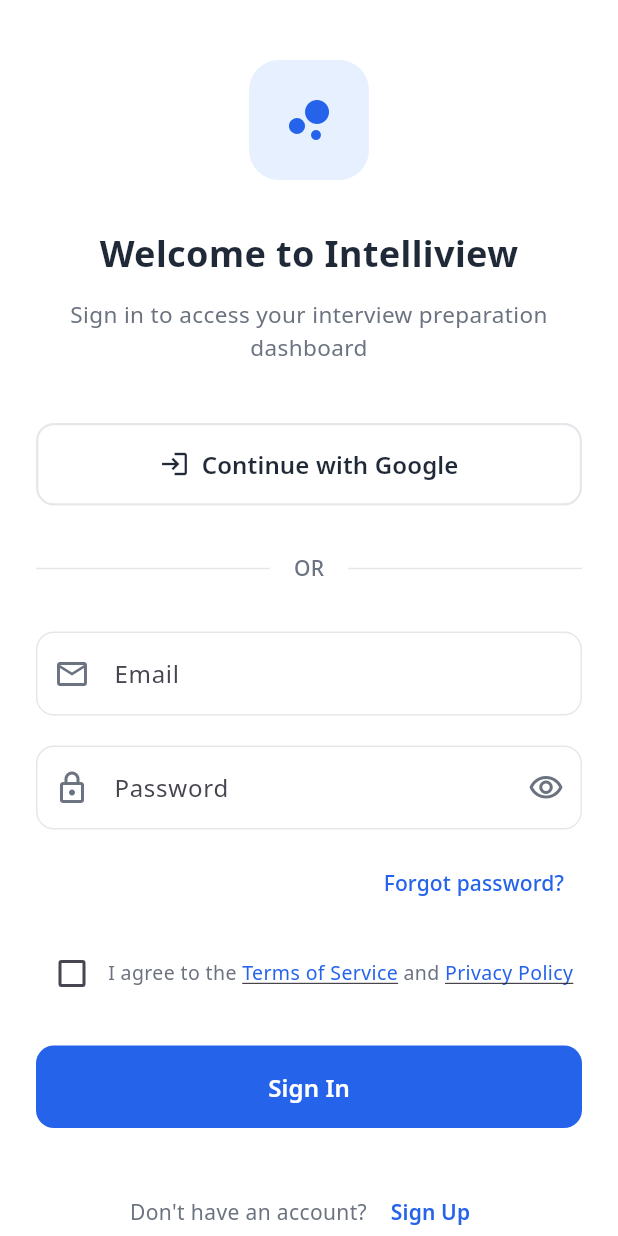
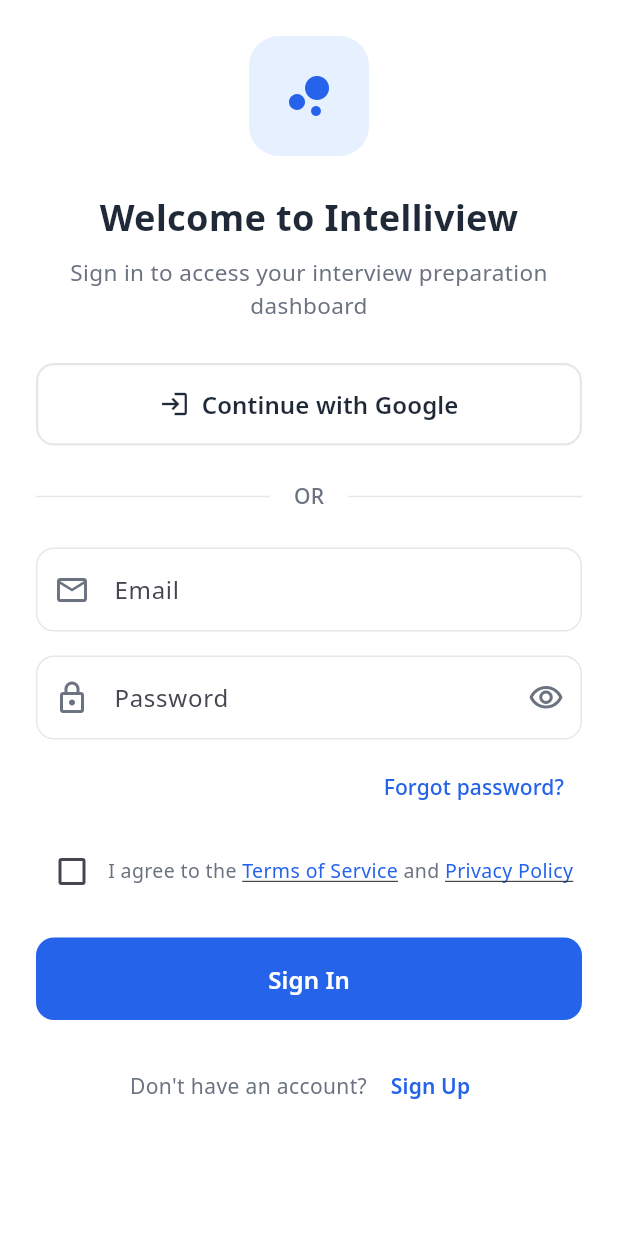
Before and after one commit to lydia-yan/Intelliview, a Flutter app: the screen it shows after launch, on a phone screen of 412 x 824 dp. Run offline on Flutter 3.47's test engine with Material 3 defaults, Android fonts, the light colour scheme and no system bars; our stand-ins replace file_picker, firebase_auth, firebase_core, google_fonts, google_sign_in, shared_preferences; accounts and stored records are empty; statements that could not run were skipped.

Commit message:
fix: update mobile app ui layout

```diff
--- a/frontend/mocker_web/lib/pages/login_page.dart
+++ b/frontend/mocker_web/lib/pages/login_page.dart
@@ -86,7 +86,7 @@
                 scrollbars: false,
               ),
               child: SingleChildScrollView(
-                padding: const EdgeInsets.symmetric(horizontal: 24, vertical: 40),
+                padding: const EdgeInsets.symmetric(horizontal: 24, vertical: 24),
                 child: _buildContent(authService, isMobile),
               ),
             ),
@@ -140,7 +140,7 @@
                   ),
                 ),
 
-                const SizedBox(height: 32),
+                SizedBox(height: isMobile ? 24 : 32),
 
                 // Title
                 Text(
@@ -153,7 +153,7 @@
                   textAlign: TextAlign.center,
                 ),
 
-                const SizedBox(height: 12),
+                SizedBox(height: isMobile ? 8 : 12),
 
                 Text(
                   'Sign in to access your interview preparation dashboard',
@@ -165,7 +165,7 @@
                   textAlign: TextAlign.center,
                 ),
 
-                const SizedBox(height: 40),
+                SizedBox(height: isMobile ? 28 : 40),
 
                 // Google Sign In Button
                 SizedBox(
@@ -205,7 +205,7 @@
                   ),
                 ),
 
-                const SizedBox(height: 32),
+                SizedBox(height: isMobile ? 24 : 32),
 
                 // Divider
                 Row(
@@ -226,7 +226,7 @@
                   ],
                 ),
 
-                const SizedBox(height: 32),
+                SizedBox(height: isMobile ? 24 : 32),
 
                 // Email/Password Form
                 Form(
@@ -259,7 +259,7 @@
                         ),
                       ),
 
-                      const SizedBox(height: 20),
+                      SizedBox(height: isMobile ? 16 : 20),
 
                       // Password Field
                       TextFormField(
@@ -303,7 +303,7 @@
                         ),
                       ),
 
-                      const SizedBox(height: 12),
+                      SizedBox(height: isMobile ? 8 : 12),
 
                       // Forgot Password Link
                       Align(
@@ -323,7 +323,7 @@
                         ),
                       ),
 
-                      const SizedBox(height: 12),
+                      SizedBox(height: isMobile ? 8 : 12),
 
                       // Terms Agreement Checkbox
                       Row(
@@ -376,7 +376,7 @@
                         ],
                       ),
 
-                      const SizedBox(height: 24),
+                      SizedBox(height: isMobile ? 20 : 24),
 
                       // Sign In Button
                       SizedBox(
@@ -419,7 +419,7 @@
                   ),
                 ),
 
-                const SizedBox(height: 32),
+                SizedBox(height: isMobile ? 20 : 32),
 
                 // Sign Up Link
                 Row(
```
